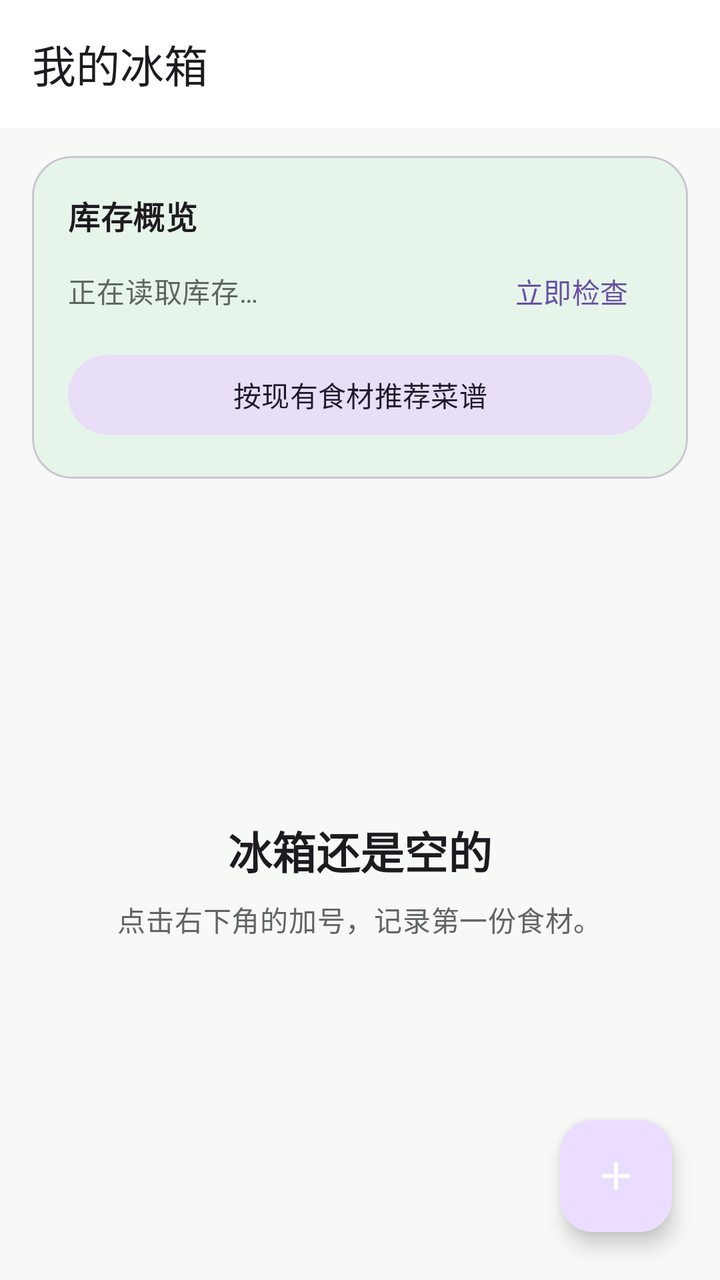
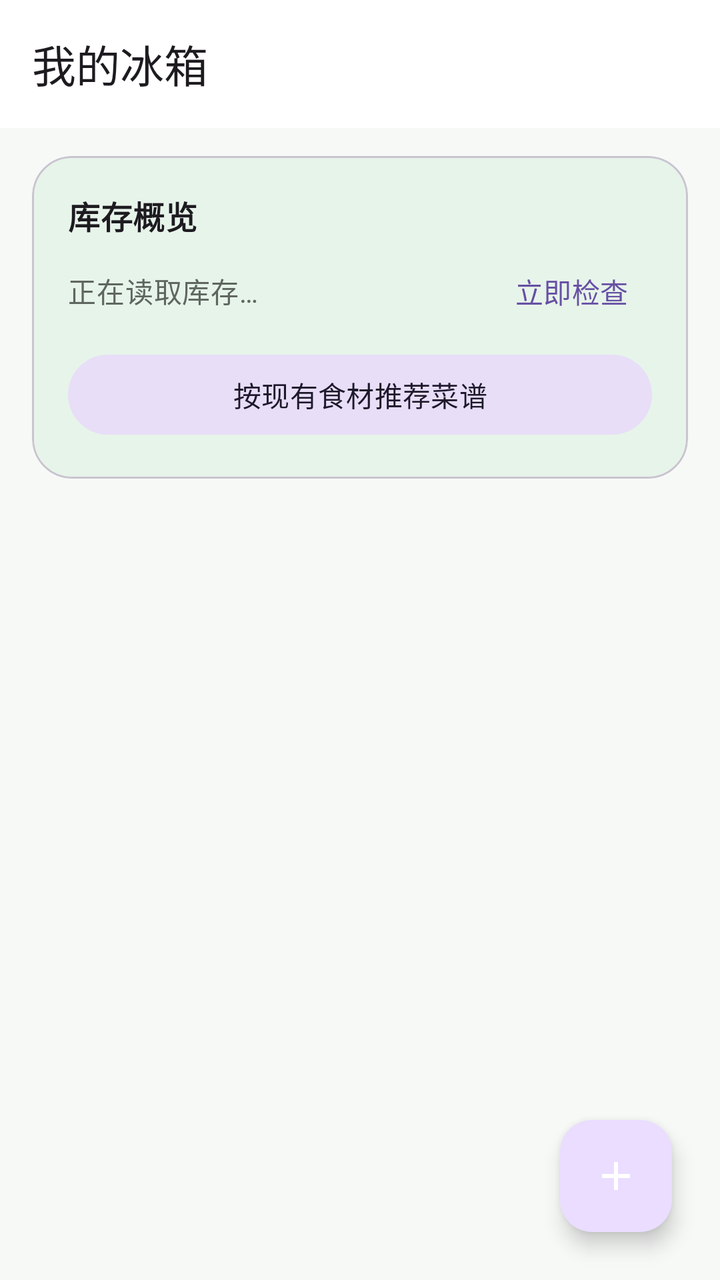

Before-and-after screenshots of an Android layout around one commit, followed by the original layout XML and the change that was made.
<!-- AndroidManifest.xml: application theme Theme.FridgeManager -->
<!-- res/layout/activity_main.xml -->
<?xml version="1.0" encoding="utf-8"?>
<androidx.coordinatorlayout.widget.CoordinatorLayout xmlns:android="http://schemas.android.com/apk/res/android"
    xmlns:app="http://schemas.android.com/apk/res-auto"
    xmlns:tools="http://schemas.android.com/tools"
    android:layout_width="match_parent"
    android:layout_height="match_parent"
    android:background="@color/screen_background"
    tools:context=".MainActivity">

    <LinearLayout
        android:layout_width="match_parent"
        android:layout_height="match_parent"
        android:orientation="vertical">

        <com.google.android.material.appbar.MaterialToolbar
            android:id="@+id/toolbar"
            android:layout_width="match_parent"
            android:layout_height="?attr/actionBarSize"
            android:background="@color/surface"
            app:title="@string/inventory_title"
            app:titleTextAppearance="@style/TextAppearance.Material3.TitleLarge" />

        <com.google.android.material.card.MaterialCardView
            android:layout_width="match_parent"
            android:layout_height="wrap_content"
            android:layout_marginHorizontal="16dp"
            android:layout_marginTop="14dp"
            app:cardBackgroundColor="@color/summary_card_background"
            app:cardCornerRadius="20dp"
            app:cardElevation="0dp">

            <LinearLayout
                android:layout_width="match_parent"
                android:layout_height="wrap_content"
                android:orientation="vertical"
                android:padding="18dp">

                <TextView
                    android:layout_width="wrap_content"
                    android:layout_height="wrap_content"
                    android:text="@string/inventory_overview"
                    android:textAppearance="@style/TextAppearance.Material3.TitleMedium"
                    android:textStyle="bold" />

                <LinearLayout
                    android:layout_width="match_parent"
                    android:layout_height="wrap_content"
                    android:layout_marginTop="6dp"
                    android:gravity="center_vertical"
                    android:orientation="horizontal">

                    <TextView
                        android:id="@+id/tv_summary"
                        android:layout_width="0dp"
                        android:layout_height="wrap_content"
                        android:layout_weight="1"
                        android:text="@string/inventory_summary_loading"
                        android:textAppearance="@style/TextAppearance.Material3.BodyMedium"
                        android:textColor="@color/on_surface_variant" />

                    <com.google.android.material.button.MaterialButton
                        android:id="@+id/btn_check_now"
                        style="@style/Widget.Material3.Button.TextButton"
                        android:layout_width="wrap_content"
                        android:layout_height="40dp"
                        android:minWidth="0dp"
                        android:text="@string/check_now" />
                </LinearLayout>

                <com.google.android.material.button.MaterialButton
                    android:id="@+id/btn_recipes"
                    style="@style/Widget.Material3.Button.TonalButton"
                    android:layout_width="match_parent"
                    android:layout_height="48dp"
                    android:layout_marginTop="8dp"
                    android:text="@string/smart_recipes" />
            </LinearLayout>
        </com.google.android.material.card.MaterialCardView>

        <FrameLayout
            android:layout_width="match_parent"
            android:layout_height="0dp"
            android:layout_weight="1">

            <androidx.recyclerview.widget.RecyclerView
                android:id="@+id/rv_food"
                android:layout_width="match_parent"
                android:layout_height="match_parent"
                android:clipToPadding="false"
                android:paddingHorizontal="10dp"
                android:paddingTop="10dp"
                android:paddingBottom="96dp"
                tools:listitem="@layout/item_food" />

            <LinearLayout
                android:id="@+id/empty_state"
                android:layout_width="match_parent"
                android:layout_height="match_parent"
                android:gravity="center"
                android:orientation="vertical"
                android:padding="32dp">

                <TextView
                    android:layout_width="wrap_content"
                    android:layout_height="wrap_content"
                    android:text="@string/empty_inventory_title"
                    android:textAppearance="@style/TextAppearance.Material3.TitleLarge"
                    android:textStyle="bold" />

                <TextView
                    android:layout_width="wrap_content"
                    android:layout_height="wrap_content"
                    android:layout_marginTop="8dp"
                    android:gravity="center"
                    android:text="@string/empty_inventory_hint"
                    android:textAppearance="@style/TextAppearance.Material3.BodyMedium"
                    android:textColor="@color/on_surface_variant" />
            </LinearLayout>
        </FrameLayout>
    </LinearLayout>

    <com.google.android.material.floatingactionbutton.FloatingActionButton
        android:id="@+id/btn_add"
        android:layout_width="wrap_content"
        android:layout_height="wrap_content"
        android:layout_gravity="bottom|end"
        android:layout_margin="24dp"
        android:contentDescription="@string/add_food"
        android:src="@drawable/ic_add"
        app:tint="@color/white" />

</androidx.coordinatorlayout.widget.CoordinatorLayout>
<!-- res/layout/item_food.xml (included above) -->
<?xml version="1.0" encoding="utf-8"?>
<com.google.android.material.card.MaterialCardView xmlns:android="http://schemas.android.com/apk/res/android"
    xmlns:app="http://schemas.android.com/apk/res-auto"
    android:layout_width="match_parent"
    android:layout_height="wrap_content"
    android:layout_marginHorizontal="6dp"
    android:layout_marginVertical="6dp"
    android:clickable="true"
    android:focusable="true"
    android:foreground="?attr/selectableItemBackground"
    app:cardCornerRadius="18dp"
    app:cardElevation="1dp">

    <LinearLayout
        android:layout_width="match_parent"
        android:layout_height="wrap_content"
        android:orientation="vertical"
        android:paddingStart="18dp"
        android:paddingTop="14dp"
        android:paddingEnd="10dp"
        android:paddingBottom="16dp">

        <LinearLayout
            android:layout_width="match_parent"
            android:layout_height="wrap_content"
            android:gravity="center_vertical"
            android:orientation="horizontal">

            <TextView
                android:id="@+id/tv_status"
                android:layout_width="0dp"
                android:layout_height="wrap_content"
                android:layout_weight="1"
                android:textAppearance="@style/TextAppearance.Material3.LabelLarge"
                android:textStyle="bold" />

            <ImageButton
                android:id="@+id/btn_edit"
                android:layout_width="42dp"
                android:layout_height="42dp"
                android:background="?attr/selectableItemBackgroundBorderless"
                android:contentDescription="@string/edit"
                android:padding="10dp"
                android:src="@drawable/ic_edit"
                app:tint="@color/on_surface_variant" />

            <ImageButton
                android:id="@+id/btn_delete"
                android:layout_width="42dp"
                android:layout_height="42dp"
                android:background="?attr/selectableItemBackgroundBorderless"
                android:contentDescription="@string/delete"
                android:padding="11dp"
                android:src="@drawable/ic_delete"
                app:tint="@color/status_expired" />
        </LinearLayout>

        <TextView
            android:id="@+id/tv_name"
            android:layout_width="match_parent"
            android:layout_height="wrap_content"
            android:layout_marginTop="-2dp"
            android:textAppearance="@style/TextAppearance.Material3.HeadlineSmall"
            android:textStyle="bold" />

        <TextView
            android:id="@+id/tv_type"
            android:layout_width="wrap_content"
            android:layout_height="wrap_content"
            android:layout_marginTop="3dp"
            android:textAppearance="@style/TextAppearance.Material3.BodyMedium"
            android:textColor="@color/on_surface_variant" />

        <LinearLayout
            android:layout_width="match_parent"
            android:layout_height="wrap_content"
            android:layout_marginTop="10dp"
            android:orientation="horizontal">

            <TextView
                android:id="@+id/tv_count"
                android:layout_width="0dp"
                android:layout_height="wrap_content"
                android:layout_weight="1"
                android:textAppearance="@style/TextAppearance.Material3.BodyMedium" />

            <TextView
                android:id="@+id/tv_expire"
                android:layout_width="wrap_content"
                android:layout_height="wrap_content"
                android:textAppearance="@style/TextAppearance.Material3.BodyMedium" />
        </LinearLayout>
    </LinearLayout>

</com.google.android.material.card.MaterialCardView>
<!-- resources referenced by this layout -->
<resources>
  <color name="on_surface_variant">#FF5F665F</color>
  <color name="screen_background">#FFF7F9F7</color>
  <color name="status_expired">#FFBA1A1A</color>
  <color name="summary_card_background">#FFE7F4EA</color>
  <color name="surface">#FFFFFFFF</color>
  <color name="white">#FFFFFFFF</color>
  <!-- drawable ic_add (drawable) -->
  <?xml version="1.0" encoding="utf-8"?>
  <vector xmlns:android="http://schemas.android.com/apk/res/android"
      android:width="24dp"
      android:height="24dp"
      android:viewportWidth="24"
      android:viewportHeight="24">
      <path
          android:fillColor="#FFFFFFFF"
          android:pathData="M11,5h2v6h6v2h-6v6h-2v-6H5v-2h6z" />
  </vector>
  <!-- drawable ic_delete (drawable) -->
  <?xml version="1.0" encoding="utf-8"?>
  <vector xmlns:android="http://schemas.android.com/apk/res/android"
      android:width="24dp"
      android:height="24dp"
      android:viewportWidth="24"
      android:viewportHeight="24">
      <path
          android:fillColor="#FF000000"
          android:pathData="M6,19c0,1.1 0.9,2 2,2h8c1.1,0 2,-0.9 2,-2V7H6v12zM8,9h8v10H8V9zM15.5,4l-1,-1h-5l-1,1H5v2h14V4z" />
  </vector>
  <!-- drawable ic_edit (drawable) -->
  <?xml version="1.0" encoding="utf-8"?>
  <vector xmlns:android="http://schemas.android.com/apk/res/android"
      android:width="24dp"
      android:height="24dp"
      android:viewportWidth="24"
      android:viewportHeight="24">
      <path
          android:fillColor="#FF000000"
          android:pathData="M3,17.25V21h3.75L17.81,9.94l-3.75,-3.75L3,17.25zM20.71,7.04c0.39,-0.39 0.39,-1.02 0,-1.41l-2.34,-2.34c-0.39,-0.39 -1.02,-0.39 -1.41,0l-1.83,1.83 3.75,3.75 1.83,-1.83z" />
  </vector>
  <string name="add_food">添加食材</string>
  <string name="check_now">立即检查</string>
  <string name="delete">删除</string>
  <string name="edit">编辑</string>
  <string name="empty_inventory_hint">点击右下角的加号，记录第一份食材。</string>
  <string name="empty_inventory_title">冰箱还是空的</string>
  <string name="inventory_overview">库存概览</string>
  <string name="inventory_summary_loading">正在读取库存…</string>
  <string name="inventory_title">我的冰箱</string>
  <string name="smart_recipes">按现有食材推荐菜谱</string>
  <style name="Theme.FridgeManager" parent="Base.Theme.FridgeManager" />
  <style name="Base.Theme.FridgeManager" parent="Theme.Material3.DayNight.NoActionBar">
          
          
      </style>
</resources>

<!-- the commit's change to res/layout/activity_main.xml (unified diff, before → after) -->
@@ -92,13 +92,54 @@
                 android:paddingBottom="96dp"
                 tools:listitem="@layout/item_food" />
 
+            <ProgressBar
+                android:id="@+id/progress_bar"
+                android:layout_width="wrap_content"
+                android:layout_height="wrap_content"
+                android:layout_gravity="center"
+                android:indeterminate="true" />
+
             <LinearLayout
-                android:id="@+id/empty_state"
+                android:id="@+id/error_state"
                 android:layout_width="match_parent"
                 android:layout_height="match_parent"
                 android:gravity="center"
                 android:orientation="vertical"
-                android:padding="32dp">
+                android:padding="32dp"
+                android:visibility="gone">
+
+                <TextView
+                    android:layout_width="wrap_content"
+                    android:layout_height="wrap_content"
+                    android:text="@string/inventory_error_title"
+                    android:textAppearance="@style/TextAppearance.Material3.TitleLarge"
+                    android:textStyle="bold" />
+
+                <TextView
+                    android:id="@+id/tv_error_message"
+                    android:layout_width="wrap_content"
+                    android:layout_height="wrap_content"
+                    android:layout_marginTop="8dp"
+                    android:gravity="center"
+                    android:textAppearance="@style/TextAppearance.Material3.BodyMedium"
+                    android:textColor="@color/on_surface_variant" />
+
+                <com.google.android.material.button.MaterialButton
+                    android:id="@+id/btn_retry"
+                    android:layout_width="wrap_content"
+                    android:layout_height="wrap_content"
+                    android:layout_marginTop="16dp"
+                    android:text="@string/retry" />
+            </LinearLayout>
+
+            <LinearLayout
+                android:id="@+id/empty_state"
+                android:layout_width="match_parent"
+                android:layout_height="match_parent"
+                android:gravity="center"
+                android:orientation="vertical"
+                android:padding="32dp"
+                android:visibility="gone">
 
                 <TextView
                     android:layout_width="wrap_content"
<!-- resource entries referenced after the edit -->
@@ -45,9 +45,11 @@
   <string name="edit">编辑</string>
   <string name="empty_inventory_hint">点击右下角的加号，记录第一份食材。</string>
   <string name="empty_inventory_title">冰箱还是空的</string>
+  <string name="inventory_error_title">暂时无法读取库存</string>
   <string name="inventory_overview">库存概览</string>
   <string name="inventory_summary_loading">正在读取库存…</string>
   <string name="inventory_title">我的冰箱</string>
+  <string name="retry">重试</string>
   <string name="smart_recipes">按现有食材推荐菜谱</string>
   <style name="Theme.FridgeManager" parent="Base.Theme.FridgeManager" />
   <style name="Base.Theme.FridgeManager" parent="Theme.Material3.DayNight.NoActionBar">
